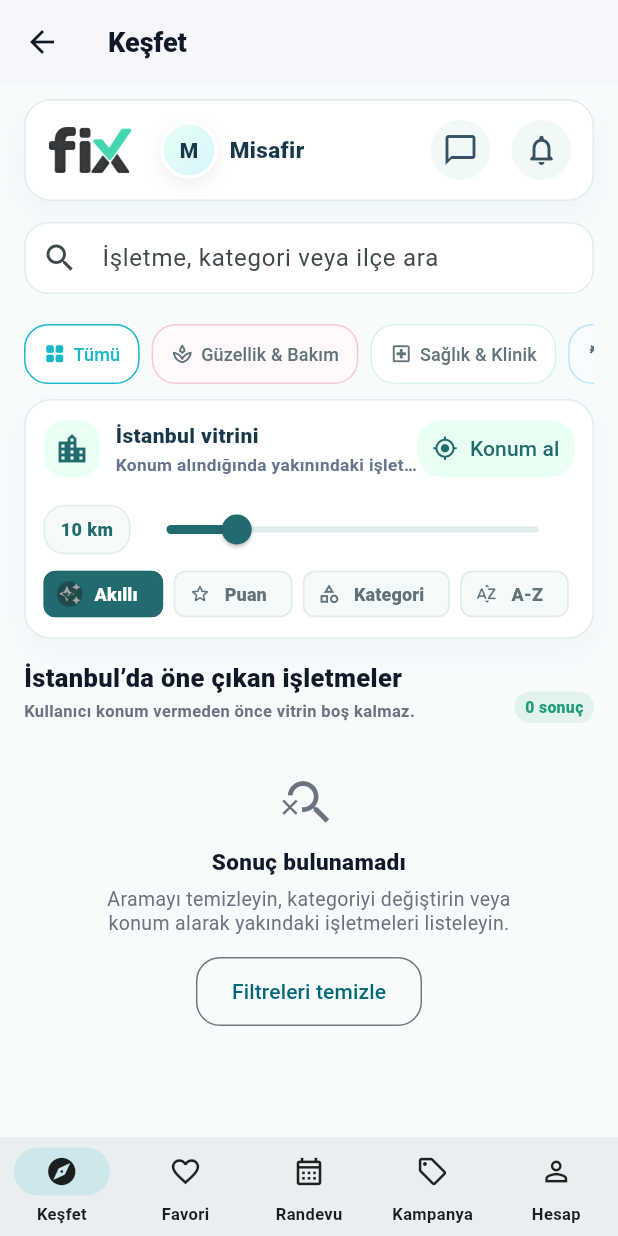
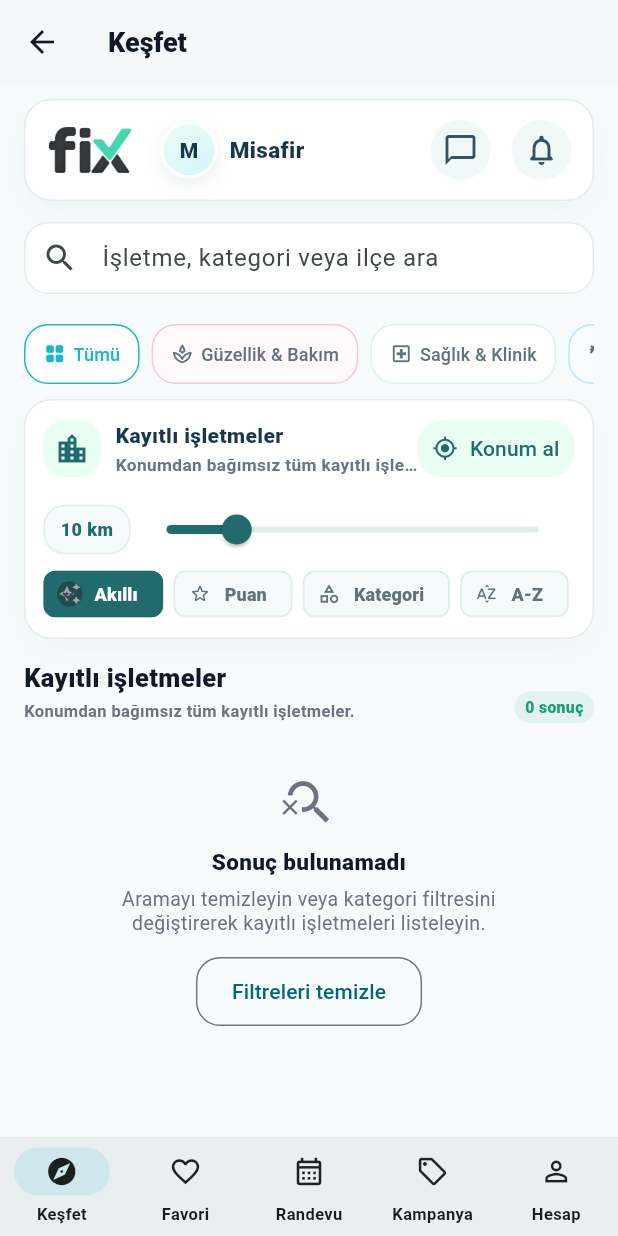
Before and after one commit to bagissalih483-cloud/rxpro_mobile, a Flutter app: the CustomerMainShell screen opened directly, on a phone screen of 412 x 824 dp. Run offline on Flutter 3.47's test engine with Material 3 defaults, Android fonts, the phone set to English and light mode, and no system bars; our stand-ins replace cloud_firestore, cloud_functions, firebase_analytics, firebase_auth, firebase_core, firebase_crashlytics and 7 more; accounts and stored records are empty.

Commit message:
Update explore listing and account shortcuts

```diff
--- a/lib/core/businesses/google_places_directory_service.dart
+++ b/lib/core/businesses/google_places_directory_service.dart
@@ -12,9 +12,9 @@ class GooglePlacesDirectoryService {
   static const _functionName = 'searchNearbyDirectoryBusinesses';
   static const Duration _cacheTtl = Duration(minutes: 10);
   static const Duration _callTimeout = Duration(seconds: 18);
-  static const int _resultLimit = 80;
-  static const int _allCategorySearchCalls = 12;
-  static const int _singleCategorySearchCalls = 8;
+  static const int _resultLimit = 200;
+  static const int _allCategorySearchCalls = 18;
+  static const int _singleCategorySearchCalls = 12;
   static const Set<String> _supportedLiveCategoryIds = <String>{
     'beauty_care',
     'health_clinic',
--- a/lib/features/campaigns/customer_campaigns_page.dart
+++ b/lib/features/campaigns/customer_campaigns_page.dart
@@ -258,7 +258,9 @@ class _CustomerCampaignsPageState extends State<CustomerCampaignsPage>
   Widget build(BuildContext context) {
     super.build(context);
 
-    return FutureBuilder<List<_CampaignItem>>(
+    return Scaffold(
+      backgroundColor: const Color(0xFFF8FAFC),
+      body: FutureBuilder<List<_CampaignItem>>(
         future: _future,
         builder: (context, snapshot) {
           final all = snapshot.data ?? <_CampaignItem>[];
@@ -319,6 +321,7 @@ class _CustomerCampaignsPageState extends State<CustomerCampaignsPage>
             ),
           );
         },
+      ),
     );
   }
 }
--- a/lib/features/public_home/home_explore_page.dart
+++ b/lib/features/public_home/home_explore_page.dart
@@ -495,6 +495,8 @@ class _HomeExplorePageState extends State<HomeExplorePage> {
         case _ExploreSortMode.name:
           return a.name.compareTo(b.name);
         case _ExploreSortMode.recommended:
+          if (currentPosition != null) return _compareDistance(a, b);
+
           final score = _businessScore(b).compareTo(_businessScore(a));
           if (score != 0) return score;
           return _compareDistance(a, b);
@@ -505,6 +507,10 @@ class _HomeExplorePageState extends State<HomeExplorePage> {
   }
 
   int _compareDistance(BusinessDirectoryItem a, BusinessDirectoryItem b) {
+    if (currentPosition != null && a.isMember != b.isMember) {
+      return a.isMember ? -1 : 1;
+    }
+
     final distance = a
         .distanceKmFrom(currentPosition)
         .compareTo(b.distanceKmFrom(currentPosition));
@@ -571,7 +577,7 @@ class _HomeExplorePageState extends State<HomeExplorePage> {
                     radiusKm: radiusKm,
                   );
                   final sectionTitle = currentPosition == null
-                      ? 'İstanbul’da öne çıkan işletmeler'
+                      ? 'Kayıtlı işletmeler'
                       : 'Yakındaki işletmeler';
                   final emptyTitle = _loadingBusinesses
                       ? 'İşletmeler yükleniyor'
@@ -580,9 +586,9 @@ class _HomeExplorePageState extends State<HomeExplorePage> {
                       : '${radiusKm.round()} km içinde sonuç yok';
                   final emptyText =
                       _loadingBusinesses || !_hasCompletedInitialBusinessLoad
-                      ? 'Önce İstanbul vitrini hazırlanıyor; konum alınırsa yakındaki işletmeler bunun üzerine güncellenecek.'
+                      ? 'Kayıtlı işletmeler hazırlanıyor. Konum alınırsa seçili kilometreye göre yakın işletmeler öne taşınacak.'
                       : currentPosition == null
-                      ? 'Aramayı temizleyin, kategoriyi değiştirin veya konum alarak yakındaki işletmeleri listeleyin.'
+                      ? 'Aramayı temizleyin veya kategori filtresini değiştirerek kayıtlı işletmeleri listeleyin.'
                       : 'Bu konum ve kilometre aralığında kategoriye uygun işletme bulunamadı. Kilometre aralığını büyütün veya konumu tekrar alın.';
                   final waitingForManualLoad =
                       RxRuntimeDiagnostics.disableExploreAutoLoad &&
@@ -655,8 +661,8 @@ class _HomeExplorePageState extends State<HomeExplorePage> {
                         RxSectionHeader(
                           title: sectionTitle,
                           subtitle: currentPosition == null
-                              ? 'Kullanıcı konum vermeden önce vitrin boş kalmaz.'
-                              : '${radiusKm.round()} km içinde en yakın işletmeler',
+                              ? 'Konumdan bağımsız tüm kayıtlı işletmeler.'
+                              : '${radiusKm.round()} km içinde kayıtlı işletmeler önce gösterilir.',
                           trailing: RxStatusChip(
                             label: '${filtered.length} sonuç',
                             color: RxColors.success,
@@ -715,7 +721,7 @@ class _HomeExplorePageState extends State<HomeExplorePage> {
                           )
                         else
                           ...filtered
-                              .take(60)
+                              .take(200)
                               .toList(growable: false)
                               .asMap()
                               .entries
--- a/lib/features/public_home/presentation/widgets/home_explore_filter_widgets.dart
+++ b/lib/features/public_home/presentation/widgets/home_explore_filter_widgets.dart
@@ -144,10 +144,10 @@ class HomeExploreControlPanel<T> extends StatelessWidget {
 
   @override
   Widget build(BuildContext context) {
-    final title = hasPosition ? 'Yakınındaki işletmeler' : 'İstanbul vitrini';
+    final title = hasPosition ? 'Yakınındaki işletmeler' : 'Kayıtlı işletmeler';
     final subtitle = hasPosition
-        ? 'Konumuna göre yaklaşık yakınlık hesaplanıyor'
-        : 'Konum alındığında yakınındaki işletmeler öne çıkar';
+        ? 'Seçili kilometre içindeki kayıtlı işletmeler öne çıkar'
+        : 'Konumdan bağımsız tüm kayıtlı işletmeler listelenir';
     final visibleSortModes = sortModes
         .where((mode) => primarySortMode == null || mode != primarySortMode)
         .toList(growable: false);
```
Also changed, not shown: lib/core/app_state/fix_shell_nav_state.dart (+33 -6 lines), lib/core/businesses/business_directory_cache_service.dart (+3 -107 lines), lib/features/favorites/favorite_feed_page.dart (+13 -2 lines), lib/features/public_home/presentation/widgets/account_entry_menu.dart (+3 -8 lines), lib/main.dart (+25 -2 lines), 1 other file. Lines whose indentation alone changed are shown as unchanged.
